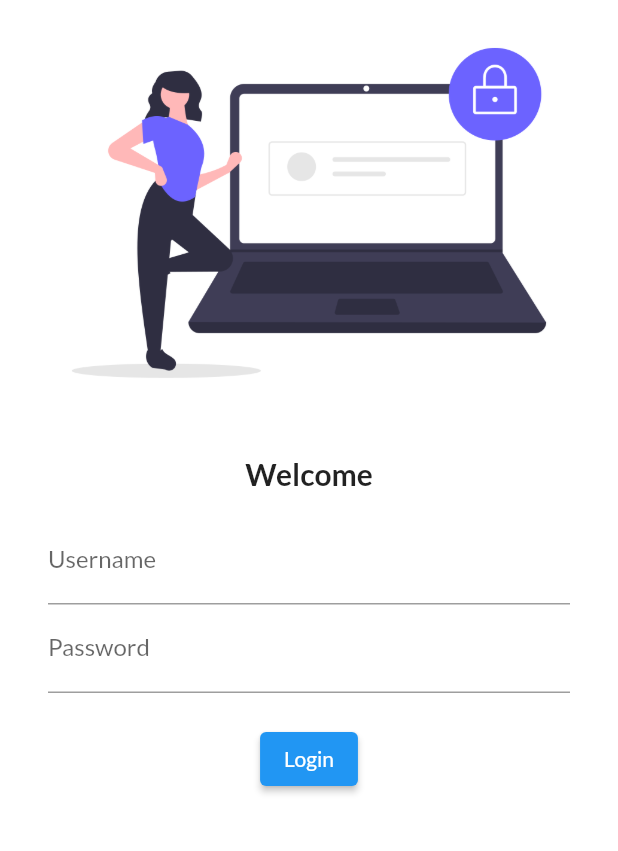
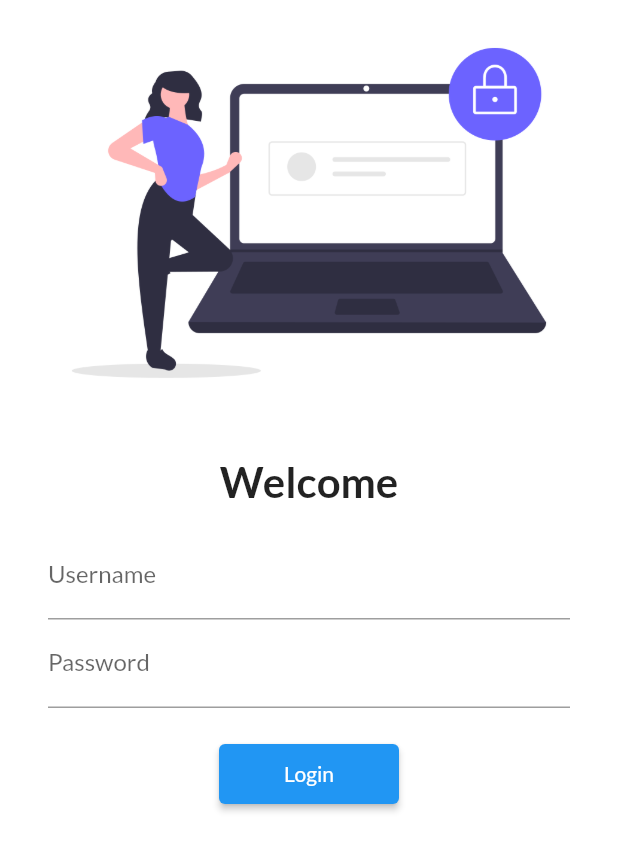
Before and after one commit to adityaiiitL/30DaysOfFlutter, a Flutter app: the screen it shows after launch, on a phone screen of 412 x 824 dp. Shown: the top 851 px of the screen. Run offline on Flutter 3.47's test engine with Material 2 defaults, Android fonts, the phone set to English and light mode, and no system bars; our stand-ins replace google_fonts.

Commit message:
second commit

```diff
--- a/lib/main.dart
+++ b/lib/main.dart
@@ -1,6 +1,7 @@
 import 'package:flutter/material.dart';
 import 'package:flutter_application_1/pages/home_page.dart';
 import 'package:flutter_application_1/pages/login_page.dart';
+import 'package:flutter_application_1/utils/routes.dart';
 import 'package:google_fonts/google_fonts.dart';
 
 void main() {
@@ -18,12 +19,14 @@ class myApp extends StatelessWidget {
         primarySwatch: Colors.blue,
         fontFamily: GoogleFonts.lato().fontFamily,
       ),
+      // debugShowCheckedModeBanner: false,
       darkTheme: ThemeData(
         brightness: Brightness.dark,
       ),
       routes: {
         "/": (context) => LoginPage(),
-        "/login": (context) => LoginPage()
+        MyRoutes.homeRoute: (context) => HomePage(),
+        MyRoutes.loginRoute: (context) => LoginPage(),
       },
     );
   }
--- a/lib/pages/home_page.dart
+++ b/lib/pages/home_page.dart
@@ -3,7 +3,7 @@ import 'package:flutter/material.dart';
 class HomePage extends StatelessWidget {
   const HomePage({Key? key}) : super(key: key);
   final int days = 30;
-  final String name = "Rogers";
+  final String name = "Flutter";
 
   @override
   Widget build(BuildContext context) {
@@ -13,7 +13,7 @@ class HomePage extends StatelessWidget {
       ),
       body: Center(
         child: Container(
-          child: Text("It's been like $days days, $name!"),
+          child: Text("Welcome to $days days of $name!"),
         ),
       ),
       drawer: Drawer(),
--- a/lib/pages/login_page.dart
+++ b/lib/pages/login_page.dart
@@ -1,4 +1,5 @@
 import 'package:flutter/material.dart';
+import 'package:flutter_application_1/utils/routes.dart';
 
 class LoginPage extends StatelessWidget {
   const LoginPage({Key? key}) : super(key: key);
@@ -7,6 +8,7 @@ class LoginPage extends StatelessWidget {
   Widget build(BuildContext context) {
     return Material(
         color: Colors.white,
+        child: SingleChildScrollView(
           child: Column(
             children: [
               Image.asset(
@@ -19,7 +21,7 @@ class LoginPage extends StatelessWidget {
               Text(
                 "Welcome",
                 style: TextStyle(
-                fontSize: 20,
+                  fontSize: 28,
                   fontWeight: FontWeight.bold,
                 ),
               ),
@@ -48,13 +50,18 @@ class LoginPage extends StatelessWidget {
                     ),
                     ElevatedButton(
                       onPressed: () {
-                        print("Hello World!");
+                        Navigator.pushNamed(context, MyRoutes.homeRoute);
                       },
-                      child: Text("Login"))
+                      child: Text("Login"),
+                      style: TextButton.styleFrom(
+                        minimumSize: Size(120, 40),
+                      ),
+                    )
                   ],
                 ),
               )
             ],
+          ),
         ));
   }
 }
--- /dev/null
+++ b/lib/utils/routes.dart
@@ -0,0 +1,4 @@
+class MyRoutes {
+  static String loginRoute = "/login";
+  static String homeRoute = "/homeroute";
+}
```
Lines whose indentation alone changed are shown as unchanged.
